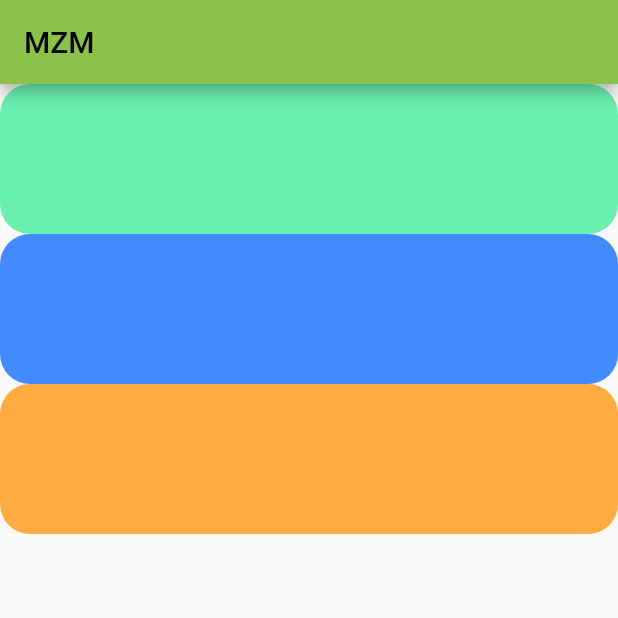
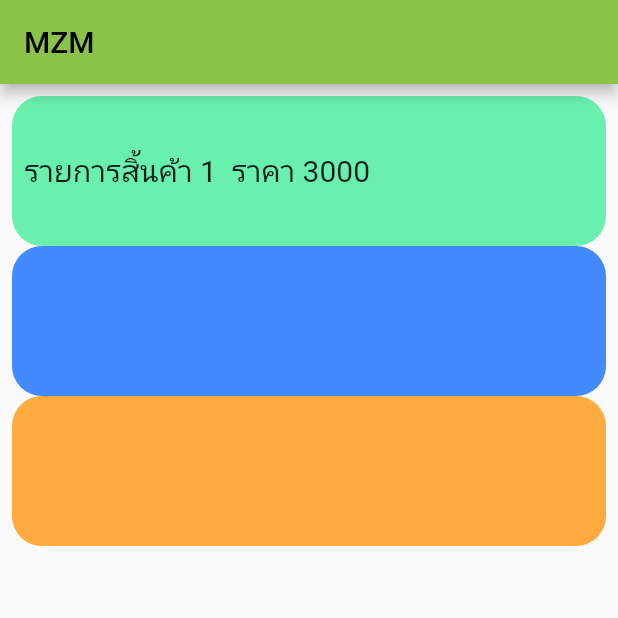
Before and after one commit to Kevinfame007/Learn-Flutter, a Flutter app: the screen it shows after launch, on a phone screen of 412 x 824 dp, the top half of it. Run offline on Flutter 3.47's test engine with Material 2 defaults, Android fonts, the phone set to English and light mode, and no system bars.

Commit message:
learn how to use padding
learn how to use padding

```diff
--- a/learn_flutter/lib/main.dart
+++ b/learn_flutter/lib/main.dart
@@ -1,3 +1,5 @@
+import 'dart:ui';
+
 import 'package:flutter/material.dart';
 import 'PdMenu.dart';
 
@@ -49,13 +51,28 @@ class _MyHomePageState extends State<MyHomePage>
       appBar: AppBar(
         title: Text("MZM"),
       ),
-      body: Column(
+      body: Padding(
+        padding: const EdgeInsets.all(8.0),
+        child: Column(
           children: [
             Container(
+              padding: const EdgeInsets.all(8.0),
               decoration: BoxDecoration(
                   color: Colors.greenAccent,
                   borderRadius: BorderRadius.circular(20)),
               height: 100,
+              child: Row(
+                children: [
+                  Text(
+                    "รายการสิ้นค้า 1 ",
+                    style: TextStyle(fontSize: 20),
+                  ),
+                  Text(
+                    " ราคา 3000",
+                    style: TextStyle(fontSize: 20),
+                  ),
+                ],
+              ),
             ),
             Container(
               decoration: BoxDecoration(
@@ -71,6 +88,7 @@ class _MyHomePageState extends State<MyHomePage>
             ),
           ],
         ),
+      ),
     );
   }
 }
```
Lines whose indentation alone changed are shown as unchanged.
